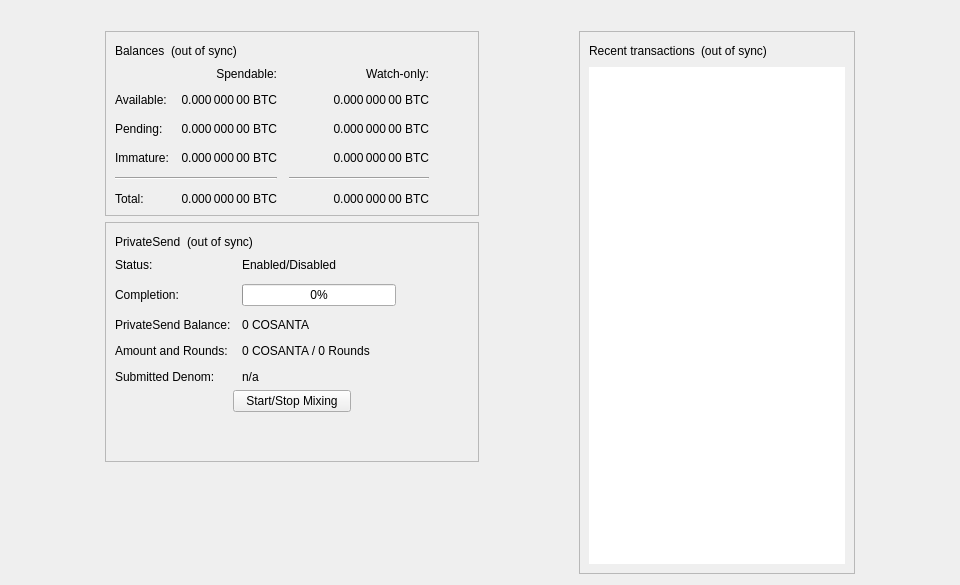
This is src/qt/forms/overviewpage.ui in piratecash/pirate as Qt 5 draws it before an edit. The edited form follows.
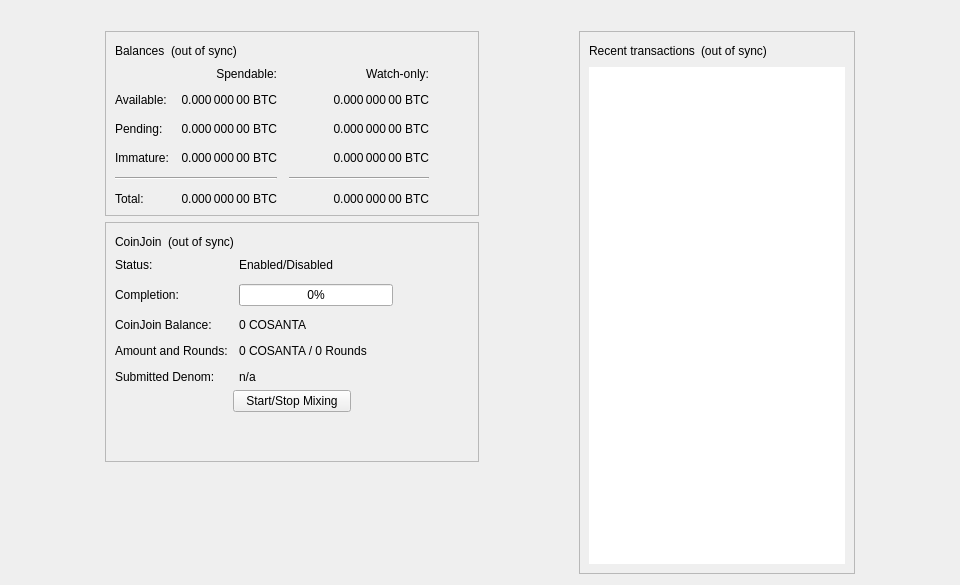
This is the edited form.

Commit message: refactor: PrivateSend -> CoinJoin + Move the tab (#4038)

Diff of the .ui file:
```diff
--- a/src/qt/forms/overviewpage.ui
+++ b/src/qt/forms/overviewpage.ui
@@ -368,7 +368,7 @@
             <item>
              <widget class="QLabel" name="labelPrivateSendHeader">
               <property name="text">
-               <string>PrivateSend</string>
+               <string>CoinJoin</string>
               </property>
              </widget>
             </item>
@@ -448,7 +448,7 @@
             <item row="2" column="0">
              <widget class="QLabel" name="labelAnonymizedText">
               <property name="text">
-               <string>PrivateSend Balance:</string>
+               <string>CoinJoin Balance:</string>
               </property>
              </widget>
             </item>
```
Left out of the diff: 16 changed lines with no effect on the pictures. The commit also changes 81 other files.
